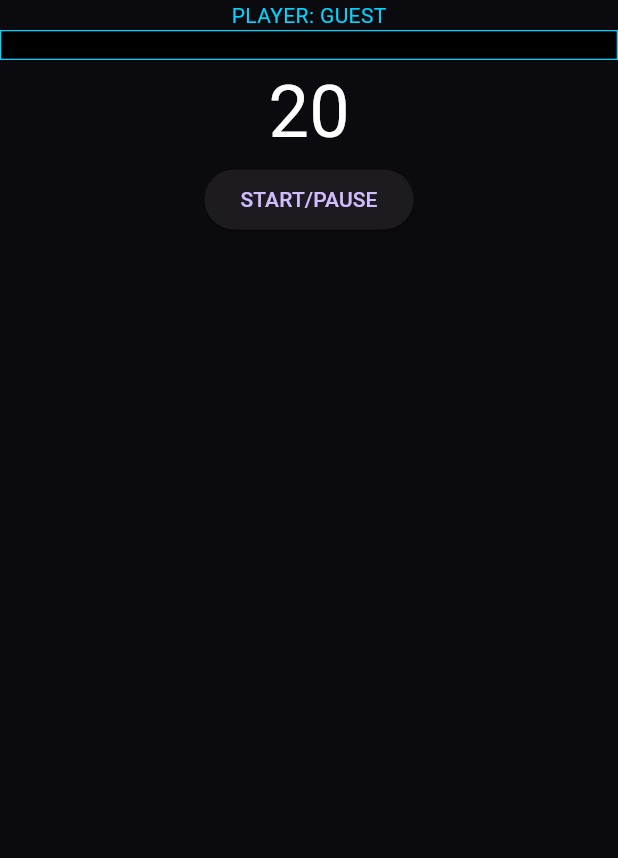
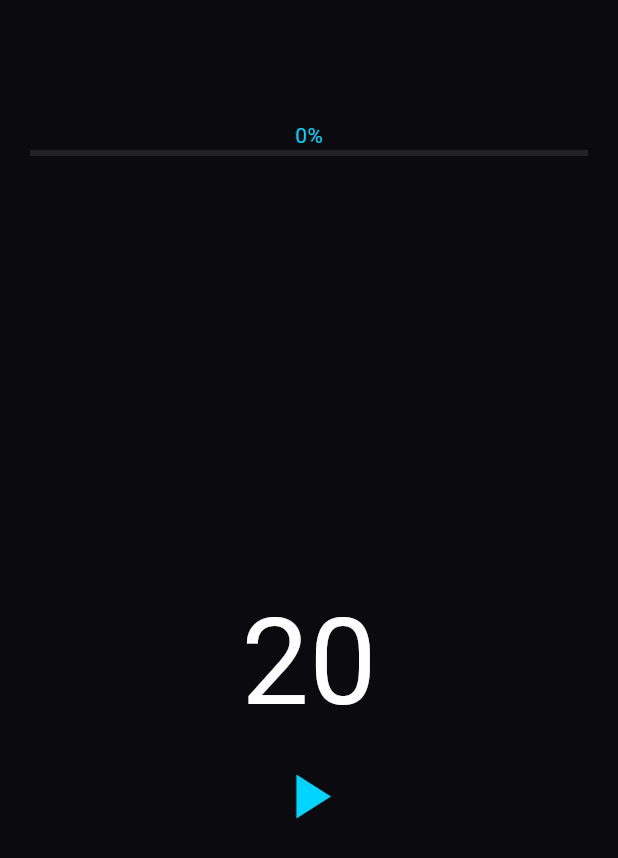
Before and after one commit to vi01afta-lab/calisthenics-level-up, a Flutter app: the screen it shows after launch, on a phone screen of 412 x 824 dp. Shown: the top 858 px of the screen. Run offline on Flutter 3.47's test engine with Material 3 defaults, Android fonts, the phone set to English and light mode, and no system bars; our stand-ins replace firebase_auth, firebase_core, hive_flutter; accounts and stored records are empty; Roboto replaces fonts that are missing (Orbitron, Rajdhani).

Commit message:
feat: lib/main.dart Fase 1 [pipeline-cicd][skip ci]

```diff
--- a/lib/main.dart
+++ b/lib/main.dart
@@ -12,9 +12,19 @@ void main() async {
   runApp(const MyApp());
 }
 
+class StatsRepository {
+  final Box _box = Hive.box('user_stats');
+
+  double get xp => _box.get('xp', defaultValue: 0.0);
+
+  void updateXp(double newXp) {
+    _box.put('xp', newXp);
+    // Aquí iría la lógica de sincronización diferida con Firestore
+  }
+}
+
 class MyApp extends StatelessWidget {
   const MyApp({super.key});
-
   @override
   Widget build(BuildContext context) {
     return MaterialApp(
@@ -27,54 +37,60 @@ class MyApp extends StatelessWidget {
   }
 }
 
-class RPGDashboard extends StatelessWidget {
+class RPGDashboard extends StatefulWidget {
   const RPGDashboard({super.key});
+  @override
+  State<RPGDashboard> createState() => _RPGDashboardState();
+}
+
+class _RPGDashboardState extends State<RPGDashboard> {
+  late StreamSubscription<User?> _authSubscription;
+  final StatsRepository _repo = StatsRepository();
+
+  @override
+  void initState() {
+    super.initState();
+    _authSubscription = FirebaseAuth.instance.authStateChanges().listen((user) {});
+  }
+
+  @override
+  void dispose() {
+    _authSubscription.cancel();
+    super.dispose();
+  }
 
   @override
   Widget build(BuildContext context) {
     return Scaffold(
-      body: StreamBuilder<User?>(
-        stream: FirebaseAuth.instance.authStateChanges(),
-        builder: (context, snapshot) {
-          if (snapshot.connectionState == ConnectionState.waiting) {
-            return const Center(child: CircularProgressIndicator());
-          }
-
-          return ValueListenableBuilder(
+      body: Column(
+        children: [
+          const SizedBox(height: 60),
+          ValueListenableBuilder(
             valueListenable: Hive.box('user_stats').listenable(),
-            builder: (context, Box box, _) {
-              return SafeArea(
-                child: Column(
-                  children: [
-                    Text("PLAYER: ${snapshot.data?.uid ?? 'GUEST'}",
-                      style: const TextStyle(fontFamily: 'Rajdhani', color: Color(0xFF00D4FF))),
-                    XPBar(currentXp: box.get('xp', defaultValue: 0.0)),
-                    const TabataWidget(),
-                  ],
-                ),
-              );
+            builder: (context, box, _) {
+              return XPBar(currentXp: _repo.xp, maxXp: 1000);
             },
-          );
-        },
+          ),
+          const Expanded(child: TabataWidget()),
+        ],
       ),
     );
   }
 }
 
 class XPBar extends StatelessWidget {
-  final double currentXp;
-  const XPBar({super.key, required this.currentXp});
+  final double currentXp, maxXp;
+  const XPBar({super.key, required this.currentXp, required this.maxXp});
 
   @override
   Widget build(BuildContext context) {
     return Container(
-      height: 20,
-      width: double.infinity,
-      decoration: BoxDecoration(border: Border.all(color: const Color(0xFF00D4FF))),
-      child: LinearProgressIndicator(
-        value: (currentXp / 1000).clamp(0.0, 1.0),
-        backgroundColor: Colors.black,
-        color: const Color(0xFF00D4FF)
+      padding: const EdgeInsets.all(20),
+      child: Column(
+        children: [
+          Text("${(currentXp / maxXp * 100).toInt()}%", style: const TextStyle(fontFamily: 'Orbitron', color: Color(0xFF00D4FF))),
+          LinearProgressIndicator(value: currentXp / maxXp, backgroundColor: Colors.white10, color: const Color(0xFF00D4FF)),
+        ],
       ),
     );
   }
@@ -87,24 +103,25 @@ class TabataWidget extends StatefulWidget {
 }
 
 class _TabataWidgetState extends State<TabataWidget> {
-  int seconds = 20;
+  int _seconds = 20;
   Timer? _timer;
+  bool _isActive = false;
+  final StatsRepository _repo = StatsRepository();
 
-  void toggleTimer() {
-    if (_timer?.isActive ?? false) {
+  void _toggleTimer() {
+    if (_isActive) {
       _timer?.cancel();
     } else {
       _timer = Timer.periodic(const Duration(seconds: 1), (t) {
-        if (!mounted) return;
-        setState(() {
-          if (seconds > 0) {
-            seconds--;
-          } else {
-            _timer?.cancel();
-          }
-        });
+        if (_seconds > 0) {
+          setState(() => _seconds--);
+        } else {
+          _timer?.cancel();
+          _repo.updateXp(_repo.xp + 10); // Sincronización diferida al finalizar
+        }
       });
     }
+    setState(() => _isActive = !_isActive);
   }
 
   @override
@@ -116,9 +133,13 @@ class _TabataWidgetState extends State<TabataWidget> {
   @override
   Widget build(BuildContext context) {
     return Column(
+      mainAxisAlignment: MainAxisAlignment.center,
       children: [
-        Text("$seconds", style: const TextStyle(fontFamily: 'Orbitron', fontSize: 48, color: Colors.white)),
-        ElevatedButton(onPressed: toggleTimer, child: const Text("START/PAUSE")),
+        Text("$_seconds", style: const TextStyle(fontFamily: 'Orbitron', fontSize: 80, color: Colors.white)),
+        IconButton(
+          icon: Icon(_isActive ? Icons.pause : Icons.play_arrow, size: 50, color: const Color(0xFF00D4FF)),
+          onPressed: _toggleTimer,
+        )
       ],
     );
   }
```
